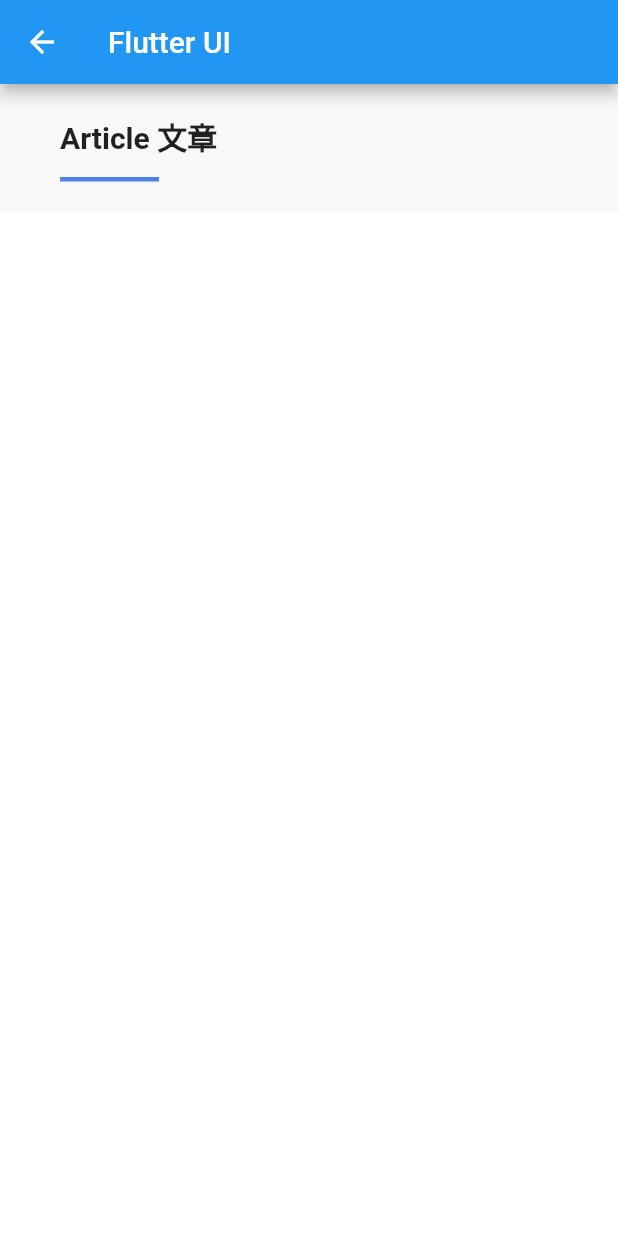
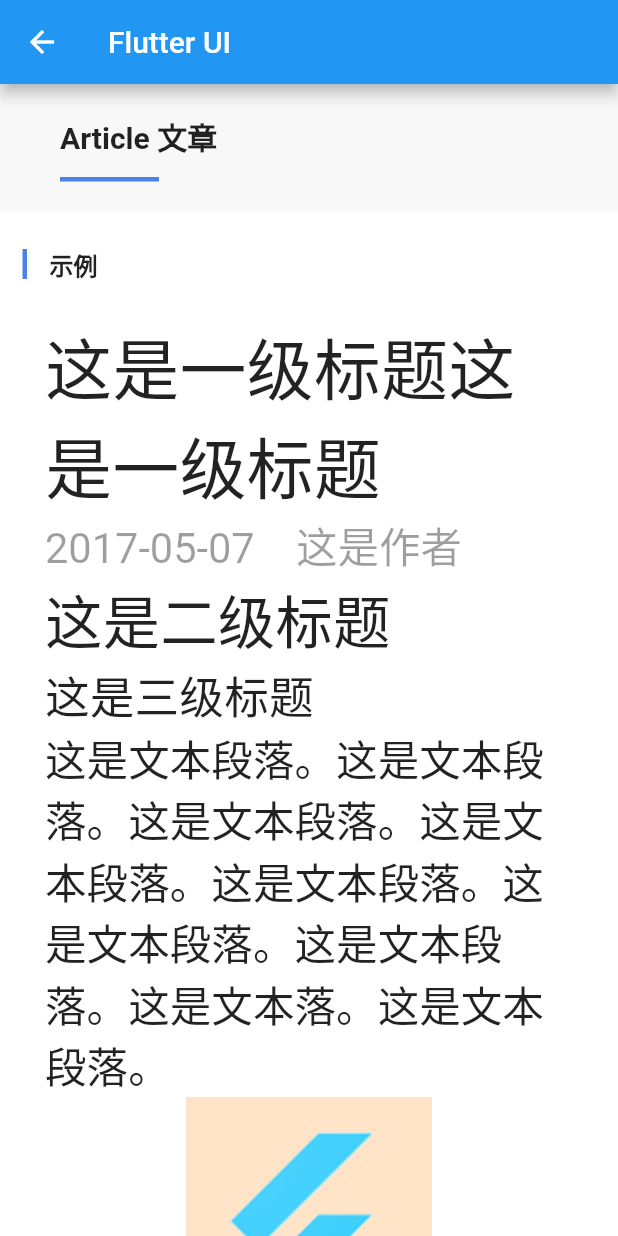
Before and after one commit to kuroesan/flutter_ui, a Flutter app: the ArticlePage screen opened directly, on a phone screen of 412 x 824 dp. Run offline on Flutter 3.47's test engine with Material 2 defaults, Android fonts, the phone set to English and light mode, and no system bars.

Commit message:
add article route page

```diff
--- a/lib/routes/basics/colors.dart
+++ b/lib/routes/basics/colors.dart
@@ -1,6 +1,7 @@
 import 'package:flutter/material.dart';
 import '../../widgets/titleWidget.dart';
 import '../../widgets/subTitleWidget.dart';
+import '../../utils/ScreenUtil.dart';
 
 class ColorsPage extends StatelessWidget {
   ColorsPage({Key key, this.title}) : super(key: key);
@@ -179,8 +180,8 @@ class ColorRing extends StatelessWidget {
       child: Column(
         children: <Widget>[
           Container(
-            width: 90.0,
-            height: 90.0,
+            width: ScreenUtil.px(150.0),
+            height: ScreenUtil.px(150.0),
             margin: EdgeInsets.only(bottom: 12.0),
             decoration: BoxDecoration(
                 color: ringColor,
@@ -191,8 +192,8 @@ class ColorRing extends StatelessWidget {
               alignment: Alignment.center,
               children: <Widget>[
                 Container(
-                  width: 60.0,
-                  height: 60.0,
+                  width: ScreenUtil.px(110.0),
+                  height: ScreenUtil.px(110.0),
                   decoration: BoxDecoration(
                       color: isWhite ? Colors.black87 : Colors.white,
                       borderRadius: BorderRadius.all(
@@ -200,8 +201,8 @@ class ColorRing extends StatelessWidget {
                       )),
                 ),
                 Container(
-                  width: 40.0,
-                  height: 40.0,
+                  width: ScreenUtil.px(60.0),
+                  height: ScreenUtil.px(60.0),
                   decoration: BoxDecoration(
                       color: isWhite ? Colors.black87 : Colors.white,
                       border: Border.all(
--- a/lib/routes/view/article.dart
+++ b/lib/routes/view/article.dart
@@ -1,6 +1,7 @@
 import 'package:flutter/material.dart';
 import '../../widgets/titleWidget.dart';
 import '../../widgets/subTitleWidget.dart';
+import '../../utils/ScreenUtil.dart';
 
 class ArticlePage extends StatelessWidget {
   ArticlePage({Key key, this.title}) : super(key: key);
@@ -20,6 +21,26 @@ class ArticlePage extends StatelessWidget {
             crossAxisAlignment: CrossAxisAlignment.start,
             children: <Widget>[
               TitleWidget(title: title),
+              SubTitle(title: "示例"),
+              Container(
+                padding: EdgeInsets.symmetric(horizontal: 30.0),
+                child: Column(
+                  crossAxisAlignment: CrossAxisAlignment.start,
+                  children: <Widget>[
+                    FUArticle(type: "h1", text: "这是一级标题这是一级标题"),
+                    FUArticle(type: "info", text: "2017-05-07    这是作者"),
+                    FUArticle(type: "h2", text: "这是二级标题"),
+                    FUArticle(type: "h3", text: "这是三级标题"),
+                    FUArticle(
+                        type: "p",
+                        text:
+                            "这是文本段落。这是文本段落。这是文本段落。这是文本段落。这是文本段落。这是文本段落。这是文本段落。这是文本落。这是文本段落。"),
+                    FUArticle(
+                        type: "img",
+                        image: "assets/images/flutter_logo_bg.png"),
+                  ],
+                ),
+              )
             ],
           ),
         ),
@@ -27,3 +48,98 @@ class ArticlePage extends StatelessWidget {
     );
   }
 }
+
+class FUArticle extends StatelessWidget {
+  FUArticle({this.type = "h1", this.text, this.image});
+
+  // param: type
+  // h1: 一级标题
+  // h2: 二级标题
+  // h3: 三级标题
+  // info: 作者信息
+  // p: 段落
+  // img: 图片
+  final String type;
+  final String text;
+  final String image;
+
+  @override
+  Widget build(BuildContext context) {
+    Widget article;
+    switch (type) {
+      case "h1":
+        article = Container(
+          child: this.text != null
+              ? Text(
+                  this.text,
+                  style: TextStyle(
+                    fontSize: ScreenUtil.px(42),
+                  ),
+                )
+              : "",
+        );
+        break;
+      case "h2":
+        article = Container(
+          child: this.text != null
+              ? Text(
+                  this.text,
+                  style: TextStyle(
+                    fontSize: ScreenUtil.px(36),
+                  ),
+                )
+              : "",
+        );
+        break;
+      case "h3":
+        article = Container(
+          child: this.text != null
+              ? Text(
+                  this.text,
+                  style: TextStyle(
+                    fontSize: ScreenUtil.px(28),
+                  ),
+                )
+              : "",
+        );
+        break;
+      case "info":
+        article = Container(
+          child: this.text != null
+              ? Text(
+                  this.text,
+                  style: TextStyle(
+                    color: Colors.black38,
+                    fontSize: ScreenUtil.px(26),
+                  ),
+                )
+              : "",
+        );
+        break;
+      case "p":
+        article = Container(
+          child: this.text != null
+              ? Text(
+                  this.text,
+                  softWrap: true,
+                  style: TextStyle(
+                    color: Colors.black87,
+                    fontSize: ScreenUtil.px(26),
+                  ),
+                )
+              : "",
+        );
+        break;
+      case "img":
+        article = Container(
+          width: double.infinity,
+          alignment: Alignment.center,
+          child: Image.asset(this.image),
+        );
+        break;
+      default:
+    }
+
+    return article;
+  }
+}
--- a/lib/routes/view/avatar.dart
+++ b/lib/routes/view/avatar.dart
@@ -1,6 +1,7 @@
 import 'package:flutter/material.dart';
 import '../../widgets/titleWidget.dart';
 import '../../widgets/subTitleWidget.dart';
+import '../../utils/ScreenUtil.dart';
 
 class AvatarPage extends StatelessWidget {
   AvatarPage({Key key, this.title}) : super(key: key);
@@ -83,11 +84,11 @@ class FUAvatar extends StatelessWidget {
   Widget build(BuildContext context) {
     var avatarWidth = 72.0;
     if (this.size == "small") {
-      avatarWidth = 58.0;
+      avatarWidth = ScreenUtil.px(116.0);
     } else if (this.size == "large") {
-      avatarWidth = 84.0;
+      avatarWidth = ScreenUtil.px(168.0);
     } else {
-      avatarWidth = 72.0;
+      avatarWidth = ScreenUtil.px(144.0);
     }
 
     return this.type == "circle"
--- /dev/null
+++ b/lib/utils/ScreenUtil.dart
@@ -0,0 +1,43 @@
+import 'package:flutter/material.dart';
+import 'dart:ui';
+
+class ScreenUtil {
+  static MediaQueryData mediaQuery = MediaQueryData.fromWindow(window);
+  static double _width = mediaQuery.size.width;
+  static double _height = mediaQuery.size.height;
+  static double _topbarH = mediaQuery.padding.top;
+  static double _botbarH = mediaQuery.padding.bottom;
+  static double _pixelRatio = mediaQuery.devicePixelRatio;
+  static var _ratio;
+  static init(int number) {
+    int uiwidth = number is int ? number : 750;
+    _ratio = _width / uiwidth;
+  }
+
+  static px(number) {
+    if (!(_ratio is double || _ratio is int)) {
+      ScreenUtil.init(750);
+    }
+    return number * _ratio;
+  }
+
+  static onepx() {
+    return 1 / _pixelRatio;
+  }
+
+  static screenW() {
+    return _width;
+  }
+
+  static screenH() {
+    return _height;
+  }
+
+  static padTopH() {
+    return _topbarH;
+  }
+
+  static padBotH() {
+    return _botbarH;
+  }
+}
```
Also changed, not shown: 2 other files.
